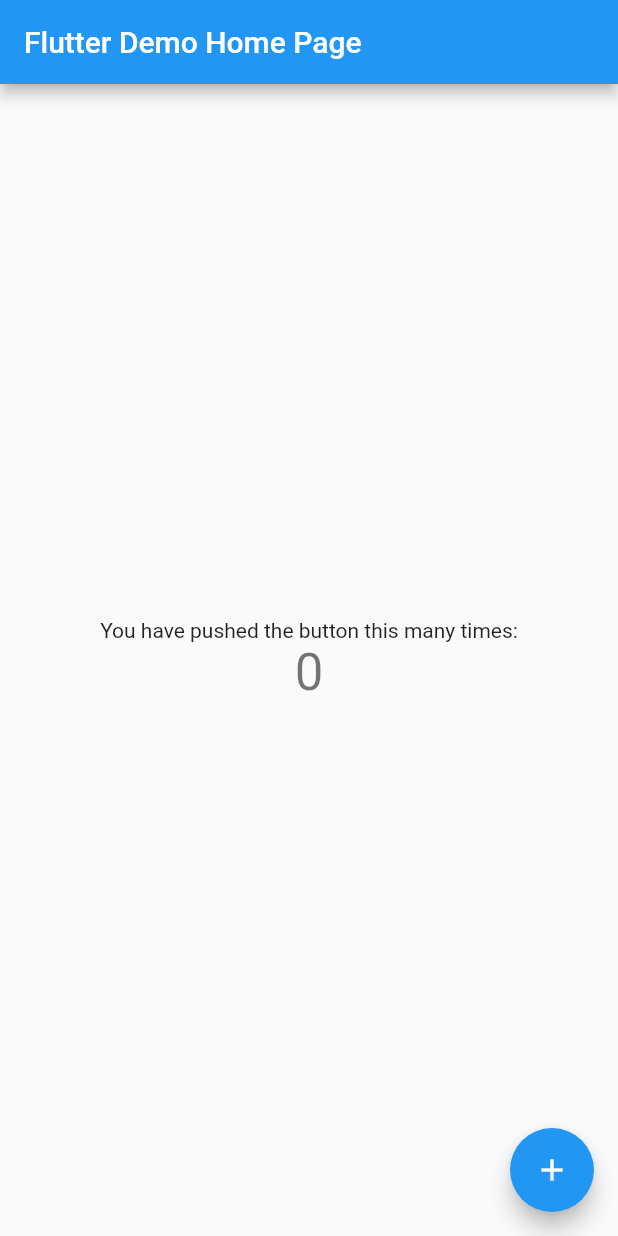
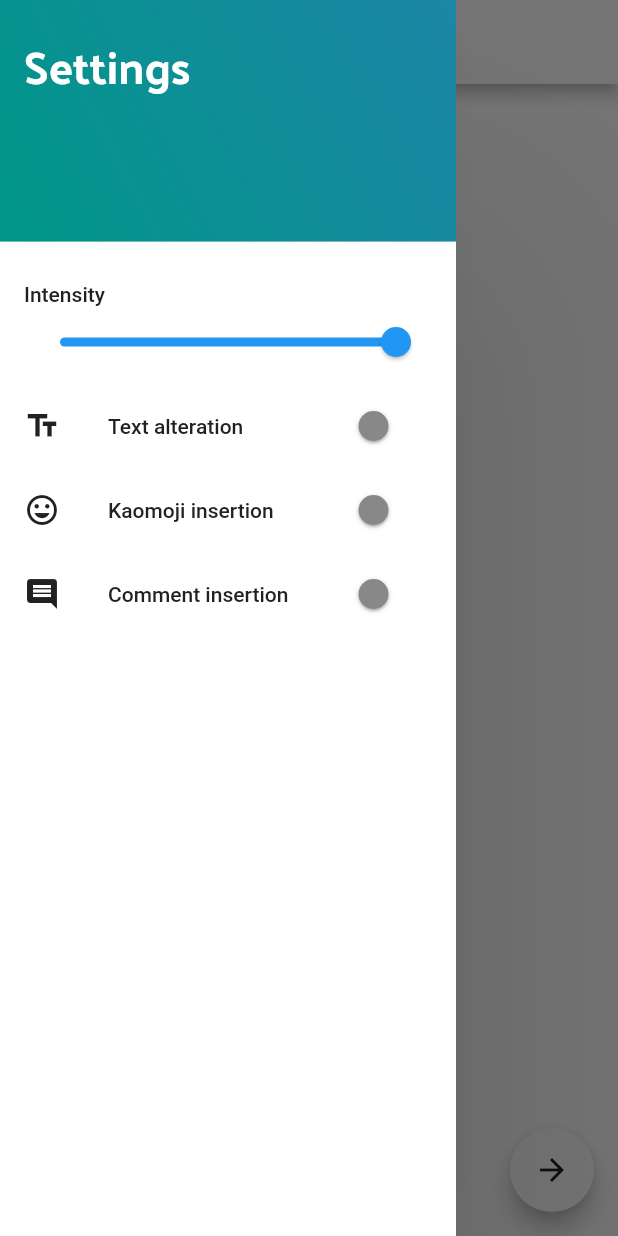
Before and after one commit to Cubesome/hibiscus, a Flutter app: the screen it shows after launch, with the side drawer open (before the commit the screen has no drawer), on a phone screen of 412 x 824 dp. Run offline on Flutter 3.47's test engine with Material 2 defaults, Android fonts, the phone set to English and light mode, and no system bars.

Commit message:
Initial design of the home page. Early preparations for Hibiscus Engine implementation.

```diff
--- a/lib/main.dart
+++ b/lib/main.dart
@@ -1,4 +1,6 @@
+import 'package:flutter/cupertino.dart';
 import 'package:flutter/material.dart';
+import 'package:hibiscus/theme.dart';
 
 void main() {
   runApp(MyApp());
@@ -9,109 +11,184 @@
   @override
   Widget build(BuildContext context) {
     return MaterialApp(
-      title: 'Flutter Demo',
-      theme: ThemeData(
-        // This is the theme of your application.
-        //
-        // Try running your application with "flutter run". You'll see the
-        // application has a blue toolbar. Then, without quitting the app, try
-        // changing the primarySwatch below to Colors.green and then invoke
-        // "hot reload" (press "r" in the console where you ran "flutter run",
-        // or simply save your changes to "hot reload" in a Flutter IDE).
-        // Notice that the counter didn't reset back to zero; the application
-        // is not restarted.
-        primarySwatch: Colors.blue,
-        // This makes the visual density adapt to the platform that you run
-        // the app on. For desktop platforms, the controls will be smaller and
-        // closer together (more dense) than on mobile platforms.
-        visualDensity: VisualDensity.adaptivePlatformDensity,
-      ),
-      home: MyHomePage(title: 'Flutter Demo Home Page'),
+      title: 'Hibiscus by Cubesome',
+      themeMode: ThemeMode.system,
+      theme: lightTheme,
+      darkTheme: darkTheme,
+      initialRoute: '/',
+      routes: {
+        '/': (context) => StartPage(),
+        //'/result': (context) => ResultPage(),
+      },
     );
   }
 }
 
-class MyHomePage extends StatefulWidget {
-  MyHomePage({Key key, this.title}) : super(key: key);
-
-  // This widget is the home page of your application. It is stateful, meaning
-  // that it has a State object (defined below) that contains fields that affect
-  // how it looks.
-
-  // This class is the configuration for the state. It holds the values (in this
-  // case the title) provided by the parent (in this case the App widget) and
-  // used by the build method of the State. Fields in a Widget subclass are
-  // always marked "final".
-
-  final String title;
-
+class StartPage extends StatefulWidget {
   @override
-  _MyHomePageState createState() => _MyHomePageState();
+  _StartPageState createState() => _StartPageState();
 }
 
-class _MyHomePageState extends State<MyHomePage> {
-  int _counter = 0;
-
-  void _incrementCounter() {
-    setState(() {
-      // This call to setState tells the Flutter framework that something has
-      // changed in this State, which causes it to rerun the build method below
-      // so that the display can reflect the updated values. If we changed
-      // _counter without calling setState(), then the build method would not be
-      // called again, and so nothing would appear to happen.
-      _counter++;
-    });
-  }
-
+class _StartPageState extends State<StartPage> {
+  bool _processingInput = false;
+  bool _textAlteration = false;
+  bool _kaomojiInsertion = false;
+  bool _commentInsertion = false;
+  double _enhancementIntensity = 1.0;
+  String _userInput;
   @override
   Widget build(BuildContext context) {
-    // This method is rerun every time setState is called, for instance as done
-    // by the _incrementCounter method above.
-    //
-    // The Flutter framework has been optimized to make rerunning build methods
-    // fast, so that you can just rebuild anything that needs updating rather
-    // than having to individually change instances of widgets.
     return Scaffold(
       appBar: AppBar(
-        // Here we take the value from the MyHomePage object that was created by
-        // the App.build method, and use it to set our appbar title.
-        title: Text(widget.title),
+        title: Text(
+          'Hibiscus',
+          style: TextStyle(
+            fontFamily: 'PalanquinDark',
+          ),
+        ),
       ),
-      body: Center(
-        // Center is a layout widget. It takes a single child and positions it
-        // in the middle of the parent.
-        child: Column(
-          // Column is also a layout widget. It takes a list of children and
-          // arranges them vertically. By default, it sizes itself to fit its
-          // children horizontally, and tries to be as tall as its parent.
-          //
-          // Invoke "debug painting" (press "p" in the console, choose the
-          // "Toggle Debug Paint" action from the Flutter Inspector in Android
-          // Studio, or the "Toggle Debug Paint" command in Visual Studio Code)
-          // to see the wireframe for each widget.
-          //
-          // Column has various properties to control how it sizes itself and
-          // how it positions its children. Here we use mainAxisAlignment to
-          // center the children vertically; the main axis here is the vertical
-          // axis because Columns are vertical (the cross axis would be
-          // horizontal).
-          mainAxisAlignment: MainAxisAlignment.center,
-          children: <Widget>[
-            Text(
-              'You have pushed the button this many times:',
+      drawer: Drawer(
+        elevation: 100,
+        child: ListView(
+          children: [
+            DrawerHeader(
+              child: Text(
+                'Settings',
+                style: TextStyle(
+                  fontFamily: 'PalanquinDark',
+                  fontSize: 30,
+                  color: Colors.white,
+                ),
+              ),
+              decoration: BoxDecoration(
+                gradient: LinearGradient(
+                  begin: Alignment.bottomLeft,
+                  end: Alignment.topRight,
+                  colors: [
+                    Colors.teal,
+                    Color(0xff1c86a6),
+                  ],
+                ),
+              ),
             ),
-            Text(
-              '$_counter',
-              style: Theme.of(context).textTheme.headline4,
+            SizedBox(
+              height: 15,
+            ),
+            ListTile(
+              title: Text(
+                'Intensity',
+                style: TextStyle(
+                  color: Theme.of(context).accentColor,
+                ),
+              ),
+              subtitle: Slider(
+                value: _enhancementIntensity,
+                onChanged: (double _sliderValueHolder) {
+                  setState(() {
+                    _enhancementIntensity = _sliderValueHolder;
+                  });
+                },
+              ),
+            ),
+            ListTile(
+              leading: Icon(
+                Icons.text_fields,
+                color: Theme.of(context).accentColor,
+              ),
+              title: Text(
+                'Text alteration',
+                style: TextStyle(
+                  color: Theme.of(context).accentColor,
+                ),
+              ),
+              trailing: Switch(
+                inactiveTrackColor: Theme.of(context).primaryColor,
+                inactiveThumbColor: Theme.of(context).hintColor,
+                value: _textAlteration,
+                onChanged: (bool _switchStateHolder) {
+                  setState(() {
+                    _textAlteration = _switchStateHolder;
+                  });
+                },
+              ),
+            ),
+            ListTile(
+              leading: Icon(
+                Icons.insert_emoticon,
+                color: Theme.of(context).accentColor,
+              ),
+              title: Text(
+                'Kaomoji insertion',
+                style: TextStyle(
+                  color: Theme.of(context).accentColor,
+                ),
+              ),
+              trailing: Switch(
+                inactiveTrackColor: Theme.of(context).primaryColor,
+                inactiveThumbColor: Theme.of(context).hintColor,
+                value: _kaomojiInsertion,
+                onChanged: (bool _switchStateHolder) {
+                  setState(() {
+                    _kaomojiInsertion = _switchStateHolder;
+                  });
+                },
+              ),
+            ),
+            ListTile(
+              leading: Icon(
+                Icons.comment,
+                color: Theme.of(context).accentColor,
+              ),
+              title: Text(
+                'Comment insertion',
+                style: TextStyle(
+                  color: Theme.of(context).accentColor,
+                ),
+              ),
+              trailing: Switch(
+                inactiveTrackColor: Theme.of(context).primaryColor,
+                inactiveThumbColor: Theme.of(context).hintColor,
+                value: _commentInsertion,
+                onChanged: (bool _switchStateHolder) {
+                  setState(() {
+                    _commentInsertion = _switchStateHolder;
+                  });
+                },
+              ),
             ),
           ],
         ),
       ),
+      body: TextField(
+        maxLines: null,
+        expands: true,
+        style: TextStyle(
+          color: Theme.of(context).accentColor,
+          fontFamily: 'Quicksand',
+          fontSize: 18,
+          fontWeight: FontWeight.bold,
+        ),
+        decoration: InputDecoration(
+          border: InputBorder.none,
+          contentPadding: EdgeInsets.all(10),
+          hintText: 'Text to enhance...',
+        ),
+        onChanged: (String _userInputHolder) {
+          _userInput = _userInputHolder;
+        },
+      ),
       floatingActionButton: FloatingActionButton(
-        onPressed: _incrementCounter,
-        tooltip: 'Increment',
-        child: Icon(Icons.add),
-      ), // This trailing comma makes auto-formatting nicer for build methods.
+        child: _processingInput
+            ? CircularProgressIndicator(
+                backgroundColor: Theme.of(context).primaryColor,
+              )
+            : Icon(Icons.arrow_forward),
+        onPressed: () {
+          setState(() {
+            _processingInput = true;
+          });
+        },
+      ),
     );
   }
 }
--- /dev/null
+++ b/lib/theme.dart
@@ -0,0 +1,41 @@
+import 'package:flutter/material.dart';
+
+ThemeData lightTheme = ThemeData(
+  canvasColor: Colors.white,
+  primaryColor: Color(0xffffffff),
+  accentColor: Color(0xff212121),
+  hintColor: Color(0xff888888),
+  backgroundColor: Color(0xffffffff),
+  floatingActionButtonTheme: FloatingActionButtonThemeData(
+    backgroundColor: Color(0xffffffff),
+    foregroundColor: Color(0xff212121),
+  ),
+  textTheme: TextTheme(
+    headline1: TextStyle(
+      color: Colors.black,
+      fontSize: 50,
+      fontFamily: 'Quicksand',
+      fontWeight: FontWeight.normal,
+    ),
+  ),
+);
+
+ThemeData darkTheme = ThemeData(
+  canvasColor: Color(0xff101010),
+  primaryColor: Color(0xff202020),
+  accentColor: Color(0xffffffff),
+  hintColor: Color(0xff888888),
+  backgroundColor: Color(0xff252525),
+  floatingActionButtonTheme: FloatingActionButtonThemeData(
+    backgroundColor: Color(0xff212121),
+    foregroundColor: Color(0xffffffff),
+  ),
+  textTheme: TextTheme(
+    headline1: TextStyle(
+      color: Colors.white,
+      fontSize: 50,
+      fontFamily: 'Quicksand',
+      fontWeight: FontWeight.normal,
+    ),
+  ),
+);
```
Also changed, not shown: pubspec.yaml (+7 -0 lines), assets/fonts/PalanquinDark-Regular.ttf (added), assets/fonts/Quicksand-VariableFont_wght.ttf (added).
